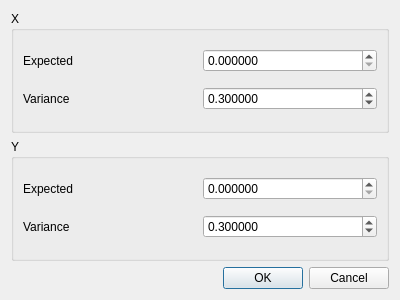
The window that EvolViz/GaussMutationDialog.ui (maciejgrzybek/EvolViz) describes before a commit, drawn with Qt 5.
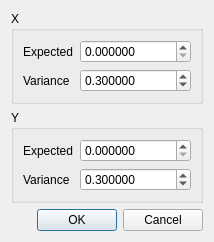
The same window after the commit.

Commit message: Dialogs sizes fixup

```diff
--- a/EvolViz/GaussMutationDialog.ui
+++ b/EvolViz/GaussMutationDialog.ui
@@ -6,8 +6,8 @@
    <rect>
     <x>0</x>
     <y>0</y>
-    <width>400</width>
-    <height>300</height>
+    <width>192</width>
+    <height>219</height>
    </rect>
   </property>
   <property name="windowTitle">
```
The commit also changes 3 other files.
